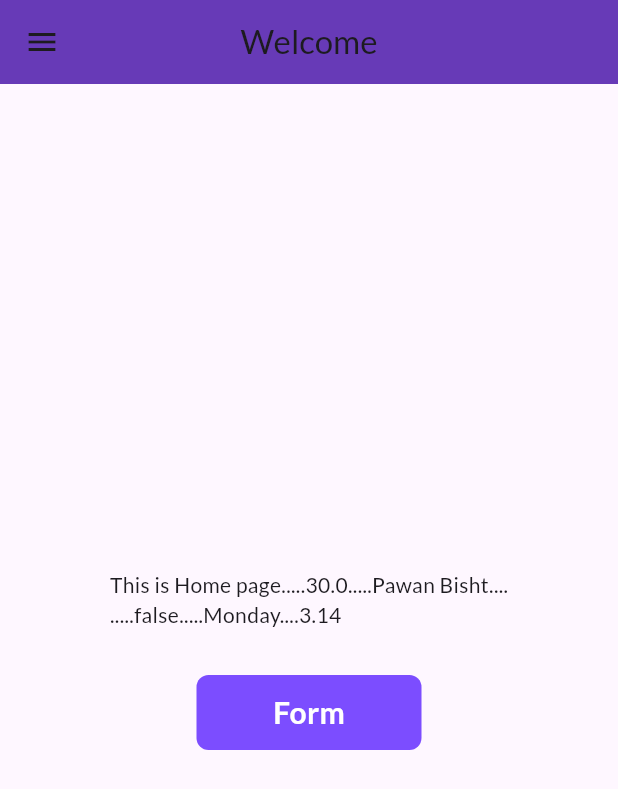
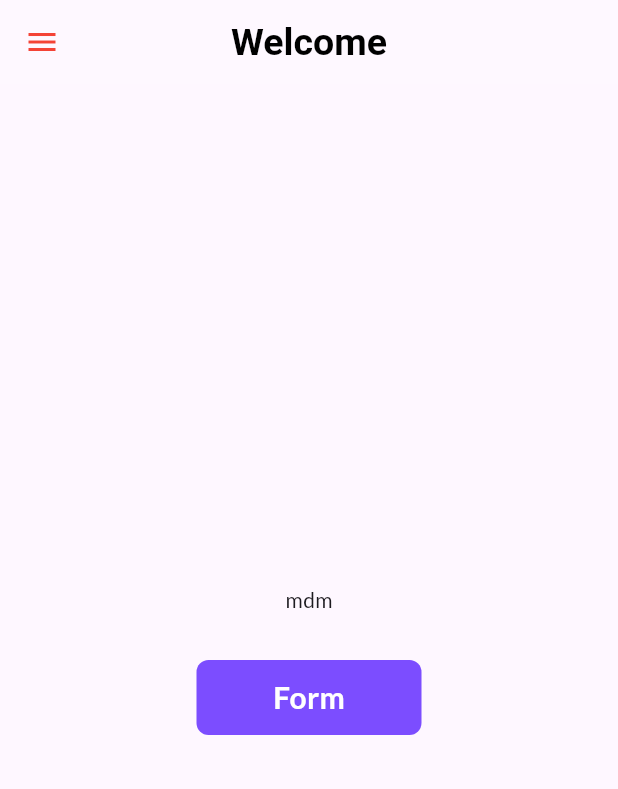
Before and after one commit to IamPawan777/Flutter-basic-to-advance, a Flutter app: the screen it shows after launch, on a phone screen of 412 x 824 dp. Shown: the top 789 px of the screen. Run offline on Flutter 3.47's test engine with Material 3 defaults, Android fonts, the phone set to English and light mode, and no system bars; our stand-ins replace google_fonts.

Commit message:
day7 theme

```diff
--- a/lib/Page/home_page.dart
+++ b/lib/Page/home_page.dart
@@ -16,17 +16,20 @@ class _HomePageState extends State<HomePage> {
   Widget build(BuildContext context) {
     // return widget
 
-    final double days = 30; // not change final type
-    String name = "Pawan Bisht";
-    bool isValue = false;
-    var variabl = "Monday"; // any type int, string, bool
-    const pi = 3.14;
+    // final double days = 30; // not change final type
+    // String name = "Pawan Bisht";
+    // bool isValue = false;
+    // var variabl = "Monday"; // any type int, string, bool
+    // const pi = 3.14;
 
     return Scaffold(
       appBar: AppBar(
-        backgroundColor: Colors.deepPurple,
-        centerTitle: true,
-        title: Text("Welcome"),
+        // backgroundColor: Colors.deepPurple,
+        // iconTheme: IconThemeData(color: Colors.red),
+        // centerTitle: true,
+        title: Text(
+          "Welcome",
+        ),
       ),
       body: Center(
         child: Column(
@@ -34,8 +37,9 @@ class _HomePageState extends State<HomePage> {
           mainAxisAlignment: MainAxisAlignment.center,
           children: [
             Container(
-              child: Text(
-                  "This is Home page.....$days.....${name}....\n.....$isValue.....$variabl....$pi"), // +also can use
+              child: Text("mdm"
+                  // "This is Home page.....$days.....${name}....\n.....$isValue.....$variabl....$pi"
+                  ), // +also can use
             ),
             SizedBox(
               height: 30,
--- a/lib/main.dart
+++ b/lib/main.dart
@@ -2,6 +2,7 @@ import 'package:basics_dart/Page/form_page.dart';
 import 'package:basics_dart/Page/home_page.dart';
 import 'package:basics_dart/Page/login.dart';
 import 'package:basics_dart/utils/routes.dart';
+import 'package:basics_dart/widgets/themes.dart';
 import 'package:flutter/material.dart';
 import 'package:google_fonts/google_fonts.dart';
 
@@ -20,20 +21,30 @@ class MyApp extends StatelessWidget {
     return MaterialApp(
       debugShowCheckedModeBanner: false,
 
-      theme: ThemeData(
-        fontFamily: GoogleFonts.lato().fontFamily,
-      ),
-      themeMode: ThemeMode.light,
-      darkTheme: ThemeData(
-        brightness: Brightness.dark,
-      ),
+      theme: MyTheme.lightTheme(context),
+      // ThemeData(
+      //     fontFamily: GoogleFonts.lato().fontFamily,
+      //     appBarTheme: AppBarTheme(
+      //       color: Colors.white10,
+      //       centerTitle: true,
+      //       iconTheme: IconThemeData(color: Colors.red),
+      //       titleTextStyle: TextStyle(
+      //           color: Colors.black, fontSize: 25, fontWeight: FontWeight.bold),
+      //     )
+      //     ),
+
+      // themeMode: ThemeMode.light,
+      darkTheme: MyTheme.darkTheme(context),
+      // ThemeData(
+      // brightness: Brightness.dark,
+      // ),
       initialRoute: "/home", // change default
       routes: {
         //navigate more than one page
         "/": (context) => LogIn(), //default
-        MyRoutes.loginRoute: (context) => LogIn(),            // not static
+        MyRoutes.loginRoute: (context) => LogIn(), // not static
         MyRoutes.homeRoute: (context) => HomePage(),
-        MyRoutes.formRoute:(context) => FormPage(),
+        MyRoutes.formRoute: (context) => FormPage(),
       },
 // or.. Nagivation
       // home: HomePage(),
--- a/lib/widgets/drawer.dart
+++ b/lib/widgets/drawer.dart
@@ -3,11 +3,13 @@ import 'package:flutter/material.dart';
 class MyNewDrawer extends StatelessWidget {
   const MyNewDrawer({super.key});
 
+  final imageURL =
+      'https://www.iplcricketmatch.com/wp-content/uploads/2024/02/Virat-Kohli-IPL-Stats-Salary-860x484.jpg';
+
   @override
   Widget build(BuildContext context) {
-    final imageURL =
-        'https://www.iplcricketmatch.com/wp-content/uploads/2024/02/Virat-Kohli-IPL-Stats-Salary-860x484.jpg';
     return Drawer(
+      elevation: 5,
       // backgroundColor: Colors.white,
       child: ListView(
         children: [
--- /dev/null
+++ b/lib/widgets/themes.dart
@@ -0,0 +1,19 @@
+import 'package:flutter/material.dart';
+import 'package:google_fonts/google_fonts.dart';
+
+class MyTheme {
+  static ThemeData lightTheme(BuildContext context) => ThemeData(
+      fontFamily: GoogleFonts.lato().fontFamily,
+      appBarTheme: AppBarTheme(
+        color: Colors.white10,
+        centerTitle: true,
+        iconTheme: IconThemeData(color: Colors.red),
+        titleTextStyle: TextStyle(
+            color: Colors.black, fontSize: 25, fontWeight: FontWeight.bold),
+      ));
+
+
+  static ThemeData darkTheme(BuildContext context) => ThemeData(
+      brightness: Brightness.dark,
+      );
+}
```
